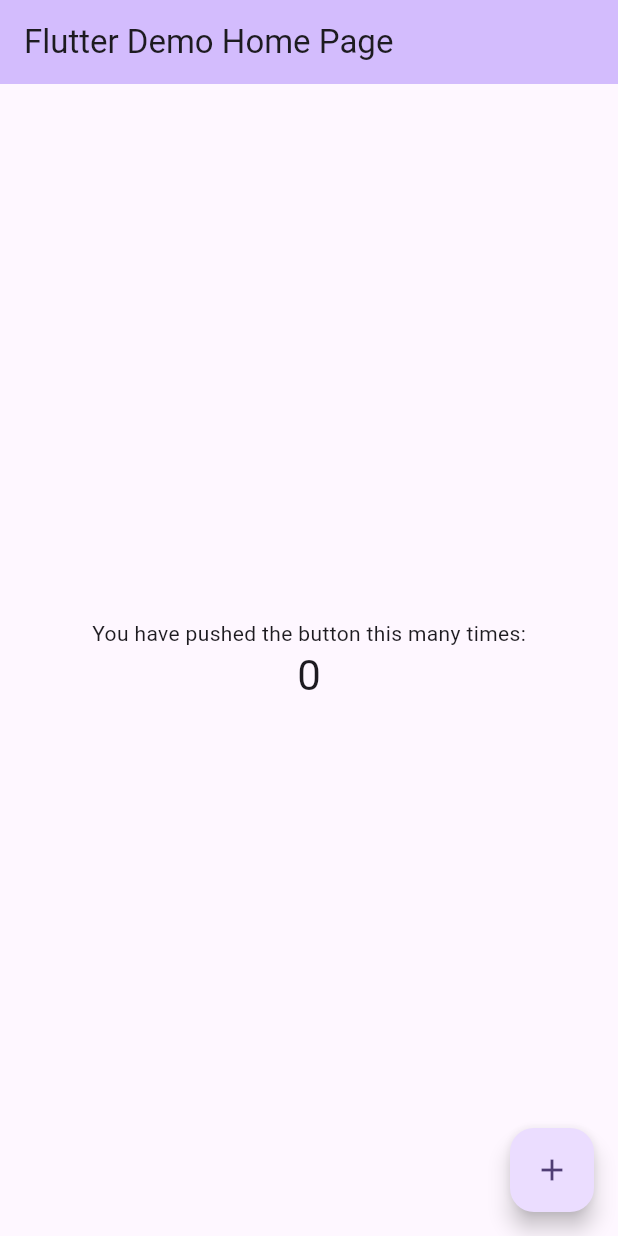
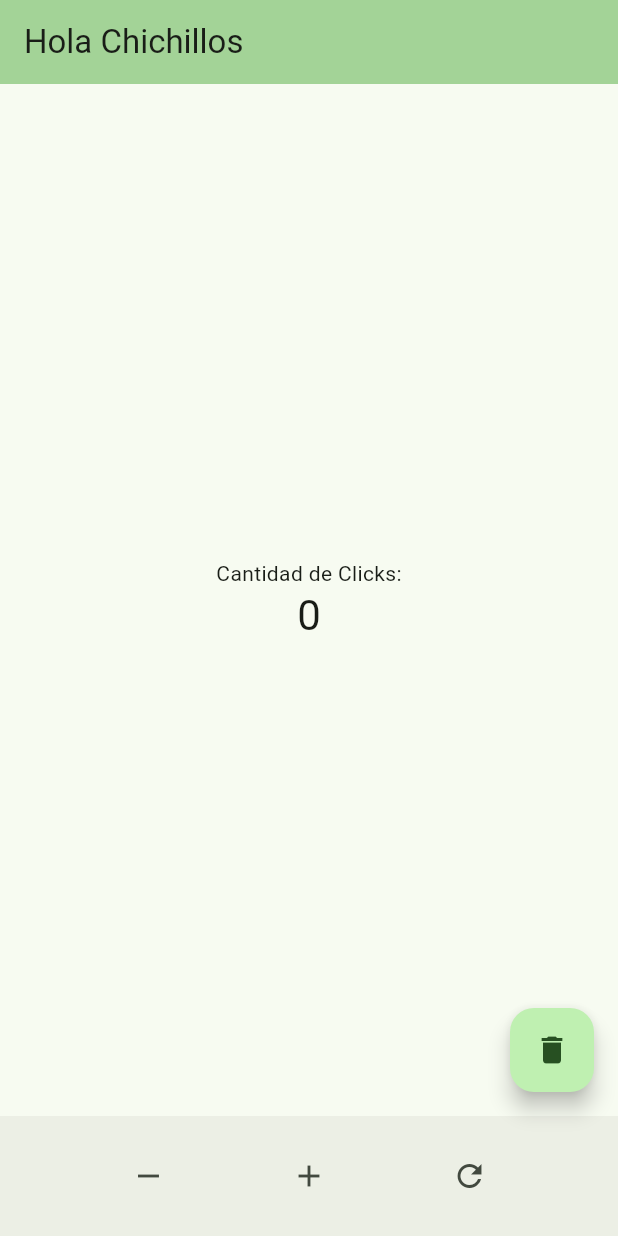
Before and after one commit to Jiren350z/3479A321_2022479021, a Flutter app: the screen it shows after launch, on a phone screen of 412 x 824 dp. Run offline on Flutter 3.47's test engine with Material 3 defaults, Android fonts, the phone set to English and light mode, and no system bars.

Commit message:
se hizo lo solicitado en el lab

```diff
--- a/lib/main.dart
+++ b/lib/main.dart
@@ -11,7 +11,7 @@ class MyApp extends StatelessWidget {
   @override
   Widget build(BuildContext context) {
     return MaterialApp(
-      title: 'Flutter Demo',
+      title: 'Hola mundo',
       theme: ThemeData(
         // This is the theme of your application.
         //
@@ -28,10 +28,10 @@ class MyApp extends StatelessWidget {
         //
         // This works for code too, not just values: Most code changes can be
         // tested with just a hot reload.
-        colorScheme: ColorScheme.fromSeed(seedColor: Colors.deepPurple),
+        colorScheme: ColorScheme.fromSeed(seedColor: const Color.fromARGB(255, 21, 194, 38)),
         useMaterial3: true,
       ),
-      home: const MyHomePage(title: 'Flutter Demo Home Page'),
+      home: const MyHomePage(title: 'Hola Chichillos'),
     );
   }
 }
@@ -66,7 +66,55 @@ class _MyHomePageState extends State<MyHomePage> {
       // called again, and so nothing would appear to happen.
       _counter++;
     });
+
+
   }
+  void _decreaseCounter(){
+      setState(() {
+
+
+        _counter--;
+
+        if(_counter < 0)
+        {
+          _counter = 0;
+        }
+
+      });
+
+  }
+
+  void _resetCounter()
+  {
+    setState(() {
+      _counter = 0;
+    });
+  }
+
+  //añadir, restar, reiniciar
+  Widget _buildBottomNavigationBar() {
+  return BottomAppBar(
+    shape: const CircularNotchedRectangle(),
+    notchMargin: 8.0,
+    child: Row(
+      mainAxisAlignment: MainAxisAlignment.spaceEvenly,
+      children: <Widget>[
+        IconButton(
+          icon: const Icon(Icons.remove),
+          onPressed: _decreaseCounter,
+        ),
+        IconButton(
+          icon: const Icon(Icons.add),
+          onPressed: _incrementCounter,
+        ),
+        IconButton(
+          icon: const Icon(Icons.refresh),
+          onPressed: _resetCounter,
+        ),
+      ],
+    ),
+  );
+}
 
   @override
   Widget build(BuildContext context) {
@@ -86,6 +134,9 @@ class _MyHomePageState extends State<MyHomePage> {
         // the App.build method, and use it to set our appbar title.
         title: Text(widget.title),
       ),
+
+
+
       body: Center(
         // Center is a layout widget. It takes a single child and positions it
         // in the middle of the parent.
@@ -106,7 +157,7 @@ class _MyHomePageState extends State<MyHomePage> {
           mainAxisAlignment: MainAxisAlignment.center,
           children: <Widget>[
             const Text(
-              'You have pushed the button this many times:',
+              'Cantidad de Clicks:',
             ),
             Text(
               '$_counter',
@@ -115,11 +166,37 @@ class _MyHomePageState extends State<MyHomePage> {
           ],
         ),
       ),
+      //version antigua, con el codigo fuera de una funcion
+      /*
+       bottomNavigationBar: BottomAppBar(
+        child: Row(
+          mainAxisAlignment: MainAxisAlignment.spaceEvenly,
+          children: <Widget>[
+            IconButton(
+              icon: const Icon(Icons.remove),
+              onPressed: _decreaseCounter,
+            ),
+            IconButton(
+              icon: const Icon(Icons.add),
+              onPressed: _incrementCounter,
+            ),
+            IconButton(
+              icon: const Icon(Icons.refresh),
+              onPressed: _resetCounter,
+            ),
+          ],
+        ),
+      ),
+      */
+      bottomNavigationBar: _buildBottomNavigationBar(),
       floatingActionButton: FloatingActionButton(
-        onPressed: _incrementCounter,
-        tooltip: 'Increment',
-        child: const Icon(Icons.add),
-      ), // This trailing comma makes auto-formatting nicer for build methods.
+        onPressed: _resetCounter,
+        tooltip: 'Reseteando',
+        child: const Icon(Icons.delete),
+
+
+      ),
+       // This trailing comma makes auto-formatting nicer for build methods.
     );
   }
 }
```
